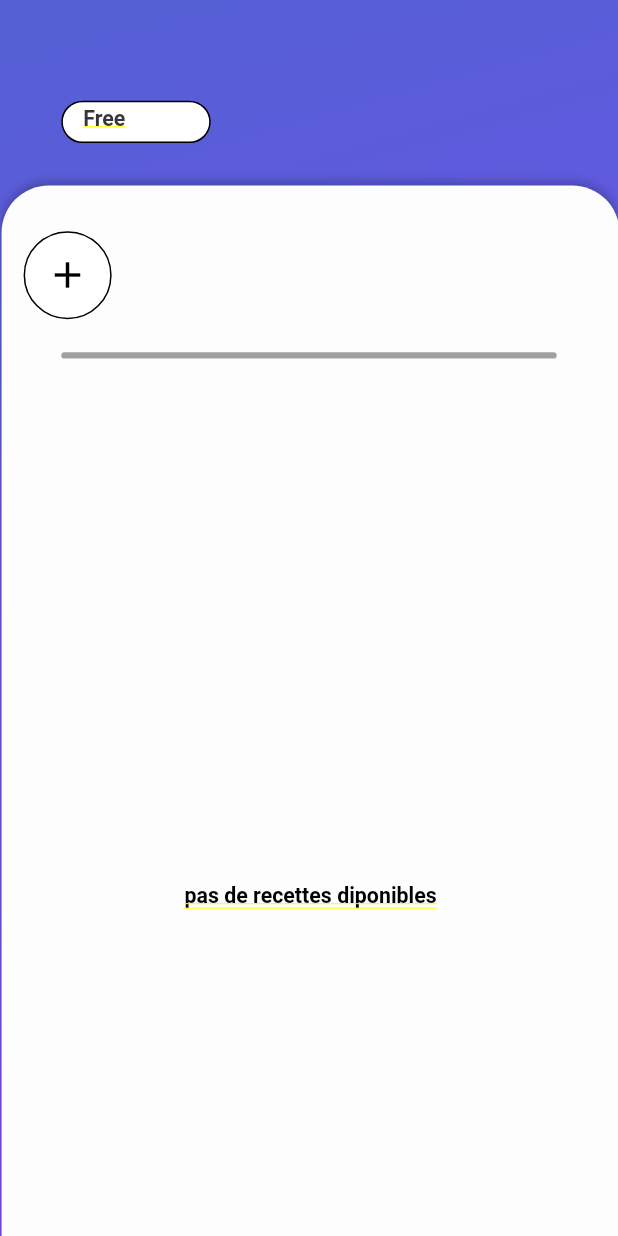
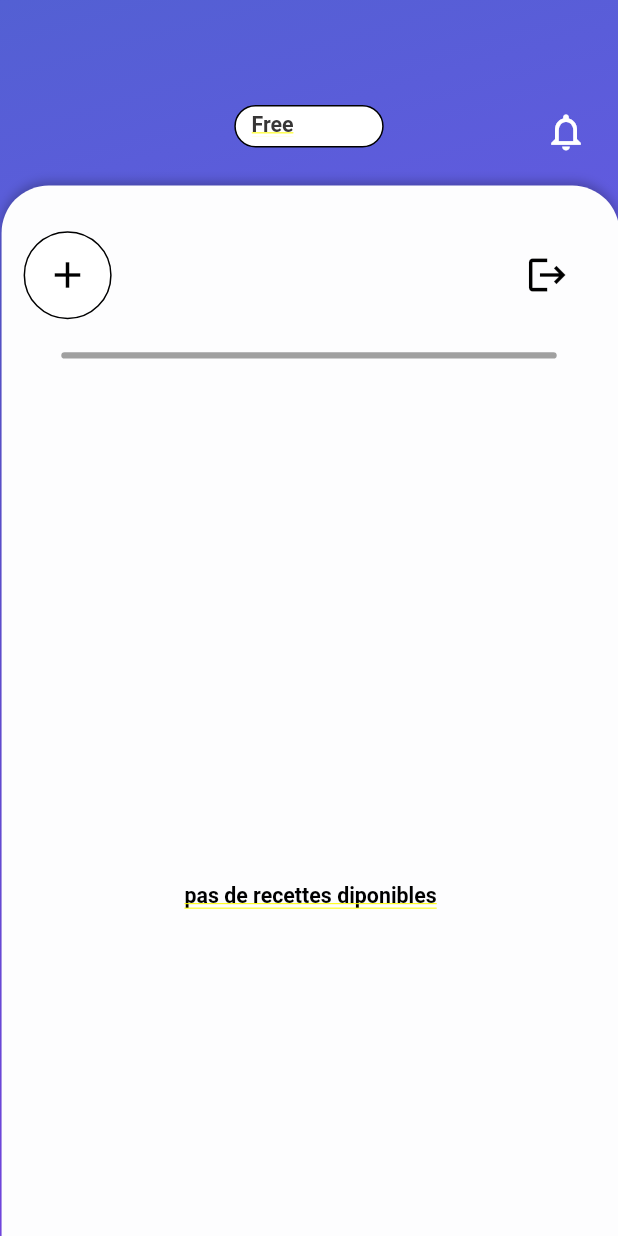
Before and after one commit to TenKaiMass/Poseidon, a Flutter app: the screen it shows once a user with an empty profile is signed in, on a phone screen of 412 x 824 dp. Run offline on Flutter 3.47's test engine with Material 2 defaults, Android fonts, the phone set to English and light mode, and no system bars; our stand-ins replace firebase_auth, firebase_core, google_fonts; accounts and stored records are empty; network calls fail; Roboto replaces fonts that are missing (Comic Sans MS).

Commit message:
ajout icon

```diff
--- a/lib/page-1/Acceuil.dart
+++ b/lib/page-1/Acceuil.dart
@@ -3,6 +3,7 @@ import 'package:flutter/gestures.dart';
 import 'dart:ui';
 import 'package:google_fonts/google_fonts.dart';
 import 'package:myapp/utils.dart';
+import '../models/user.dart';
 
 class AcceuilPage extends StatefulWidget {
   const AcceuilPage({Key? key}) : super(key: key);
@@ -29,7 +30,7 @@ class _AcceuilPageState extends State<AcceuilPage> {
       width: double.infinity,
       child: Stack(
         children: [
-          // cadre blanc
+          // cadre blanc feed
           Positioned(
             left: 1 * fem,
             top: 118 * fem,
@@ -51,7 +52,8 @@ class _AcceuilPageState extends State<AcceuilPage> {
                   ),
                   child: Container(
                     alignment: AlignmentDirectional.center,
-                  child: Text('pas de recettes diponibles',
+                    child: Text(
+                      'pas de recettes diponibles',
                       style: SafeGoogleFont(
                         'Comic Sans MS',
                         fontSize: 14 * ffem,
@@ -84,11 +86,9 @@ class _AcceuilPageState extends State<AcceuilPage> {
           ),
           // cadre free plan
           Positioned(
-            left: 39 * fem,
-            top: 64 * fem,
+            left: MediaQuery.of(context).size.width / 2 - (95 * fem) / 2,
+            top: 70,
             child: Container(
-              padding: EdgeInsets.fromLTRB(
-                  13 * fem, 1.88 * fem, 23 * fem, 1.12 * fem),
               width: 95 * fem,
               height: 27 * fem,
               decoration: BoxDecoration(
@@ -98,17 +98,17 @@ class _AcceuilPageState extends State<AcceuilPage> {
               ),
               child: Container(
                 // frame21yzk (29:54)
+                alignment: AlignmentDirectional.bottomEnd,
                 padding:
                     EdgeInsets.fromLTRB(0 * fem, 0 * fem, 8.39 * fem, 0 * fem),
                 width: double.infinity,
                 height: double.infinity,
                 child: Row(
-                  crossAxisAlignment: CrossAxisAlignment.center,
                   children: [
                     // FREE PLAN
                     Container(
                       margin: EdgeInsets.fromLTRB(
-                          0 * fem, 0 * fem, 16.39 * fem, 6 * fem),
+                          10 * fem, 3 * fem, 16.39 * fem, 6 * fem),
                       child: Text(
                         'Free',
                         style: SafeGoogleFont(
@@ -122,6 +122,19 @@ class _AcceuilPageState extends State<AcceuilPage> {
                     ),
                   ],
                 ),
+              ),
+            ),
+          ),
+          Positioned(
+            // group48095463i1r (1:363)
+            left: 346 * fem,
+            top: 70 * fem,
+            child: Align(
+              child: SizedBox(
+                width: 26.81 * fem,
+                height: 26.81 * fem,
+                child: Icon(Icons.notifications_outlined,
+                    size: 28 * fem, color: Colors.white),
               ),
             ),
           ),
@@ -220,6 +233,26 @@ class _AcceuilPageState extends State<AcceuilPage> {
               ),
             ),
           ),
+          Positioned(
+            // ellipse14Nwe (29:170)
+            left: 320 * fem,
+            top: 147 * fem,
+            child: Align(
+                child: SizedBox(
+                    width: 56 * fem,
+                    height: 56 * fem,
+                    child: GestureDetector(
+                        onTap: () {
+                          // User.signOut();
+                        },
+
+                        child: Container(
+                            child: Icon(
+                          Icons.logout,
+                          size: 28 * fem,
+                          color: Colors.black,
+                        ))))),
+          ),
         ],
       ),
     );
```
Lines whose indentation alone changed are shown as unchanged.
